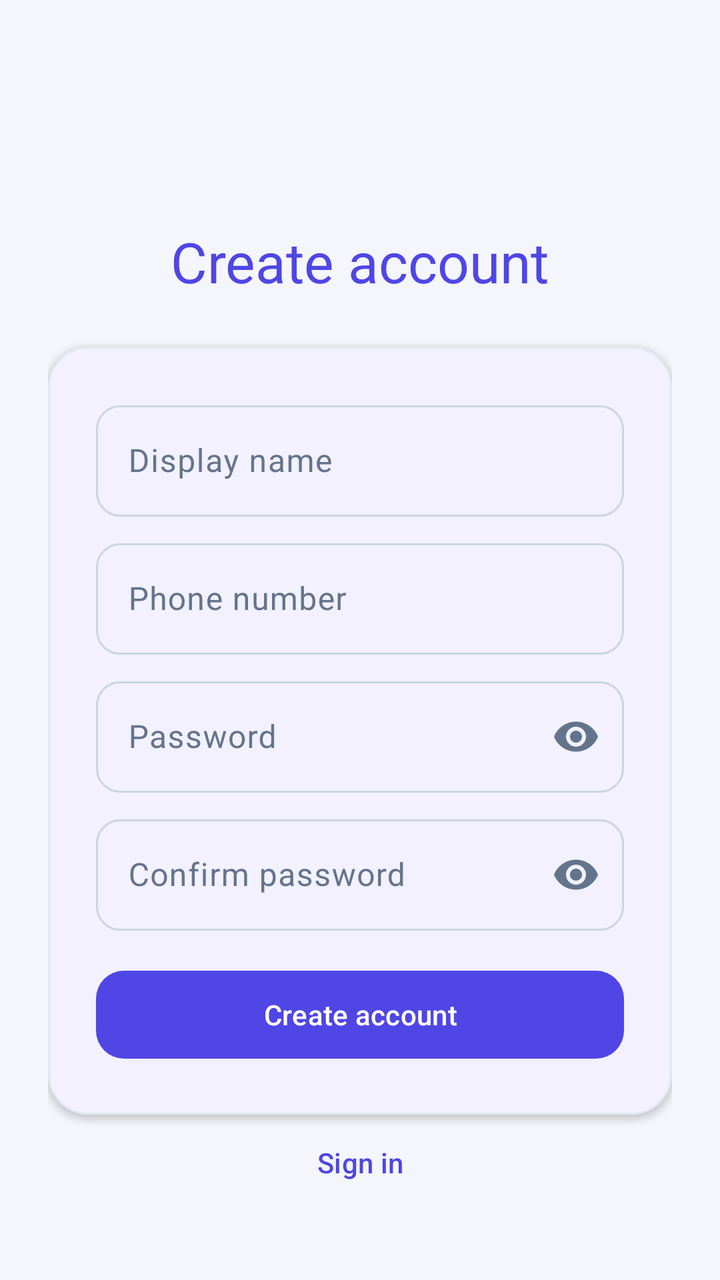
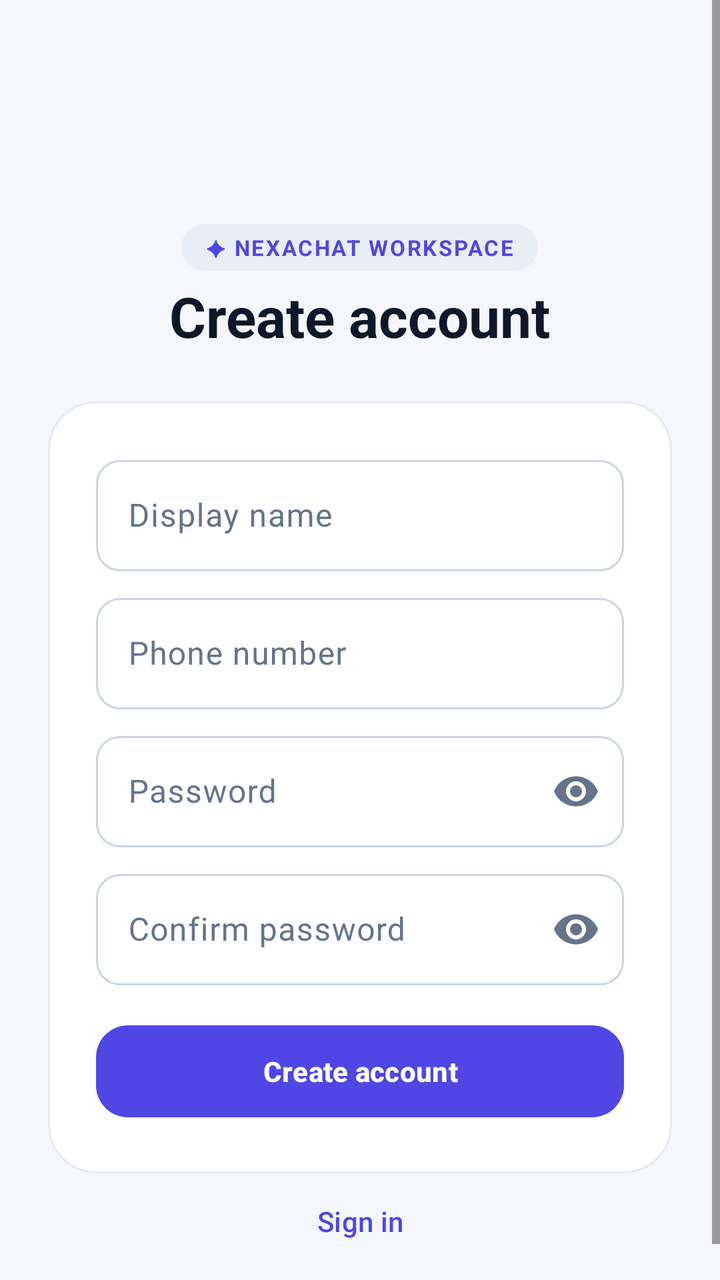

The first picture is an Android layout as it rendered before a commit; the second is the same layout after the commit. The layout source and the unified diff follow.
<!-- AndroidManifest.xml: application theme Theme.NexaChat -->
<!-- res/layout/fragment_register.xml -->
<?xml version="1.0" encoding="utf-8"?>
<FrameLayout xmlns:android="http://schemas.android.com/apk/res/android"
    xmlns:app="http://schemas.android.com/apk/res-auto"
    android:layout_width="match_parent"
    android:layout_height="match_parent"
    android:background="?android:attr/colorBackground">
    <ScrollView
        android:layout_width="match_parent"
        android:layout_height="match_parent"
        android:fillViewport="true">
        <LinearLayout
            android:layout_width="match_parent"
            android:layout_height="wrap_content"
            android:gravity="center_horizontal"
            android:orientation="vertical"
            android:padding="@dimen/space_lg">
            <LinearLayout
                android:id="@+id/registerColumn"
                android:layout_width="match_parent"
                android:layout_height="wrap_content"
                android:maxWidth="@dimen/auth_form_max_width"
                android:orientation="vertical">
                <ImageView
                    android:layout_width="72dp"
                    android:layout_height="72dp"
                    android:layout_gravity="center_horizontal"
                    android:contentDescription="@string/app_name"
                    android:src="@mipmap/ic_launcher_round" />
                <TextView
                    android:layout_width="wrap_content"
                    android:layout_height="wrap_content"
                    android:layout_gravity="center_horizontal"
                    android:layout_marginTop="@dimen/space_md"
                    android:text="@string/action_create_account"
                    android:textAppearance="?attr/textAppearanceHeadlineMedium"
                    android:textColor="?attr/colorPrimary" />
                <com.google.android.material.card.MaterialCardView
                    android:layout_width="match_parent"
                    android:layout_height="wrap_content"
                    android:layout_marginTop="@dimen/space_lg"
                    app:cardBackgroundColor="?attr/colorSurface"
                    app:cardCornerRadius="20dp"
                    app:cardElevation="2dp"
                    app:contentPadding="24dp"
                    app:strokeColor="?attr/colorOutlineVariant"
                    app:strokeWidth="1dp">

                    <LinearLayout
                        android:layout_width="match_parent"
                        android:layout_height="wrap_content"
                        android:orientation="vertical">

                        <com.google.android.material.textfield.TextInputLayout
                            android:id="@+id/nameLayout"
                            android:layout_width="match_parent"
                            android:layout_height="wrap_content"
                            android:hint="@string/auth_display_name_label"
                            app:boxCornerRadiusBottomEnd="12dp"
                            app:boxCornerRadiusBottomStart="12dp"
                            app:boxCornerRadiusTopEnd="12dp"
                            app:boxCornerRadiusTopStart="12dp">
                            <com.google.android.material.textfield.TextInputEditText
                                android:id="@+id/nameInput"
                                android:layout_width="match_parent"
                                android:layout_height="wrap_content"
                                android:inputType="textPersonName" />
                        </com.google.android.material.textfield.TextInputLayout>
                        <com.google.android.material.textfield.TextInputLayout
                            android:id="@+id/phoneLayout"
                            android:layout_width="match_parent"
                            android:layout_height="wrap_content"
                            android:layout_marginTop="@dimen/space_sm"
                            android:hint="@string/auth_phone_label"
                            app:boxCornerRadiusBottomEnd="12dp"
                            app:boxCornerRadiusBottomStart="12dp"
                            app:boxCornerRadiusTopEnd="12dp"
                            app:boxCornerRadiusTopStart="12dp">
                            <com.google.android.material.textfield.TextInputEditText
                                android:id="@+id/phoneInput"
                                android:layout_width="match_parent"
                                android:layout_height="wrap_content"
                                android:inputType="phone" />
                        </com.google.android.material.textfield.TextInputLayout>
                        <com.google.android.material.textfield.TextInputLayout
                            android:id="@+id/passwordLayout"
                            android:layout_width="match_parent"
                            android:layout_height="wrap_content"
                            android:layout_marginTop="@dimen/space_sm"
                            android:hint="@string/auth_password_label"
                            app:boxCornerRadiusBottomEnd="12dp"
                            app:boxCornerRadiusBottomStart="12dp"
                            app:boxCornerRadiusTopEnd="12dp"
                            app:boxCornerRadiusTopStart="12dp"
                            app:endIconContentDescription="@string/cd_password_visibility"
                            app:endIconDrawable="@drawable/ic_visibility"
                            app:endIconMode="password_toggle">
                            <com.google.android.material.textfield.TextInputEditText
                                android:id="@+id/passwordInput"
                                android:layout_width="match_parent"
                                android:layout_height="wrap_content"
                                android:inputType="textPassword" />
                        </com.google.android.material.textfield.TextInputLayout>
                        <com.google.android.material.textfield.TextInputLayout
                            android:id="@+id/confirmPasswordLayout"
                            android:layout_width="match_parent"
                            android:layout_height="wrap_content"
                            android:layout_marginTop="@dimen/space_sm"
                            android:hint="@string/auth_confirm_password_label"
                            app:boxCornerRadiusBottomEnd="12dp"
                            app:boxCornerRadiusBottomStart="12dp"
                            app:boxCornerRadiusTopEnd="12dp"
                            app:boxCornerRadiusTopStart="12dp"
                            app:endIconContentDescription="@string/cd_password_visibility"
                            app:endIconDrawable="@drawable/ic_visibility"
                            app:endIconMode="password_toggle">
                            <com.google.android.material.textfield.TextInputEditText
                                android:id="@+id/confirmPasswordInput"
                                android:layout_width="match_parent"
                                android:layout_height="wrap_content"
                                android:inputType="textPassword" />
                        </com.google.android.material.textfield.TextInputLayout>
                        <TextView
                            android:id="@+id/errorBanner"
                            android:layout_width="match_parent"
                            android:layout_height="wrap_content"
                            android:layout_marginTop="@dimen/space_sm"
                            android:background="?attr/colorErrorContainer"
                            android:padding="@dimen/space_sm"
                            android:textColor="?attr/colorOnErrorContainer"
                            android:visibility="gone" />
                        <com.google.android.material.button.MaterialButton
                            android:id="@+id/registerButton"
                            android:layout_width="match_parent"
                            android:layout_height="wrap_content"
                            android:layout_marginTop="@dimen/space_md"
                            android:minHeight="52dp"
                            android:text="@string/action_create_account"
                            app:cornerRadius="14dp" />
                    </LinearLayout>
                </com.google.android.material.card.MaterialCardView>
                <com.google.android.material.button.MaterialButton
                    android:id="@+id/secondaryAction"
                    style="@style/Widget.Material3.Button.TextButton"
                    android:layout_width="match_parent"
                    android:layout_height="wrap_content"
                    android:minHeight="@dimen/min_touch_target"
                    android:text="@string/action_sign_in" />
            </LinearLayout>
        </LinearLayout>
    </ScrollView>

    <com.nexachat.core.ui.components.LoadingStateView
        android:id="@+id/loadingState"
        android:layout_width="match_parent"
        android:layout_height="match_parent"
        android:visibility="gone" />

    <com.nexachat.core.ui.components.ErrorStateView
        android:id="@+id/errorState"
        android:layout_width="match_parent"
        android:layout_height="match_parent"
        android:visibility="gone" />

    <com.nexachat.core.ui.components.EmptyStateView
        android:id="@+id/emptyState"
        android:layout_width="match_parent"
        android:layout_height="match_parent"
        android:visibility="gone" />

</FrameLayout>
<!-- resources referenced by this layout -->
<resources>
  <dimen name="auth_form_max_width">440dp</dimen>
  <dimen name="min_touch_target">48dp</dimen>
  <dimen name="space_lg">24dp</dimen>
  <dimen name="space_md">16dp</dimen>
  <dimen name="space_sm">8dp</dimen>
  <string name="action_create_account">Create account</string>
  <string name="action_sign_in">Sign in</string>
  <string name="app_name">NexaChat</string>
  <string name="auth_confirm_password_label">Confirm password</string>
  <string name="auth_display_name_label">Display name</string>
  <string name="auth_password_label">Password</string>
  <string name="auth_phone_label">Phone number</string>
  <string name="cd_password_visibility">Toggle password visibility</string>
  <style name="Theme.NexaChat" parent="Theme.NexaChat.Views" />
  <color name="colorPrimary">@color/brand_indigo</color>
  <color name="colorOnPrimary">#FFFFFFFF</color>
  <color name="colorPrimaryContainer">@color/brand_indigo_container</color>
  <color name="colorOnPrimaryContainer">@color/brand_on_indigo_container</color>
  <color name="colorSecondary">@color/slate_secondary</color>
  <color name="colorOnSecondary">#FFFFFFFF</color>
  <color name="colorSecondaryContainer">@color/slate_secondary_container</color>
  <color name="colorOnSecondaryContainer">@color/slate_on_secondary_container</color>
  <color name="colorTertiary">@color/tertiary_sky</color>
  <color name="colorOnTertiary">#FFFFFFFF</color>
  <color name="colorTertiaryContainer">@color/tertiary_sky_container</color>
  <color name="colorOnTertiaryContainer">@color/tertiary_on_sky_container</color>
  <color name="colorError">@color/error_red</color>
  <color name="colorOnError">#FFFFFFFF</color>
  <color name="colorErrorContainer">@color/error_container_light</color>
  <color name="colorOnErrorContainer">@color/on_error_container_light</color>
  <color name="colorBackground">@color/background_light</color>
  <color name="colorOnBackground">@color/text_primary_light</color>
  <color name="colorSurface">@color/surface_light</color>
  <color name="colorOnSurface">@color/text_primary_light</color>
  <color name="colorSurfaceVariant">@color/surface_variant_light</color>
  <color name="surface_container_low_light">#FFFFFFFF</color>
  <color name="surface_container_light">#FFF1F5F9</color>
  <color name="surface_container_high_light">#FFE8EEF5</color>
  <color name="colorOnSurfaceVariant">@color/text_secondary_light</color>
  <color name="colorOutline">@color/slate_border</color>
  <color name="colorOutlineVariant">@color/slate_divider</color>
  <color name="brand_indigo">#FF4F46E5</color>
  <color name="brand_indigo_container">#FFE0E7FF</color>
  <color name="brand_on_indigo_container">#FF1E1B4B</color>
  <color name="slate_secondary">#FF505F76</color>
  <color name="slate_secondary_container">#FFD0E1FB</color>
  <color name="slate_on_secondary_container">#FF1D283A</color>
  <color name="tertiary_sky">#FF0EA5E9</color>
  <color name="tertiary_sky_container">#FFBAE6FD</color>
  <color name="tertiary_on_sky_container">#FF0369A1</color>
  <color name="error_red">#FFBA1A1A</color>
  <color name="error_container_light">#FFFFDAD6</color>
  <color name="on_error_container_light">#FF93000A</color>
  <color name="background_light">#FFF4F6FB</color>
  <color name="text_primary_light">#FF0F172A</color>
  <color name="surface_light">#FFFFFFFF</color>
  <color name="surface_variant_light">#FFE8EEF5</color>
  <color name="text_secondary_light">#FF64748B</color>
  <color name="slate_border">#FFCBD5E1</color>
  <color name="slate_divider">#FFE2E8F0</color>
  <dimen name="corner_sm">8dp</dimen>
  <dimen name="corner_md">12dp</dimen>
  <dimen name="corner_lg">16dp</dimen>
  <!-- unchanged entries left out for length: 22 -->
</resources>

<!-- the commit's change to res/layout/fragment_register.xml (unified diff, before → after) -->
@@ -4,43 +4,67 @@
     android:layout_width="match_parent"
     android:layout_height="match_parent"
     android:background="?android:attr/colorBackground">
+
     <ScrollView
         android:layout_width="match_parent"
         android:layout_height="match_parent"
         android:fillViewport="true">
+
         <LinearLayout
             android:layout_width="match_parent"
             android:layout_height="wrap_content"
             android:gravity="center_horizontal"
             android:orientation="vertical"
             android:padding="@dimen/space_lg">
+
             <LinearLayout
                 android:id="@+id/registerColumn"
                 android:layout_width="match_parent"
                 android:layout_height="wrap_content"
                 android:maxWidth="@dimen/auth_form_max_width"
+                android:gravity="center_horizontal"
                 android:orientation="vertical">
+
                 <ImageView
+                    android:id="@+id/authLogo"
                     android:layout_width="72dp"
                     android:layout_height="72dp"
                     android:layout_gravity="center_horizontal"
                     android:contentDescription="@string/app_name"
                     android:src="@mipmap/ic_launcher_round" />
+
                 <TextView
                     android:layout_width="wrap_content"
                     android:layout_height="wrap_content"
                     android:layout_gravity="center_horizontal"
                     android:layout_marginTop="@dimen/space_md"
+                    android:background="@drawable/bg_date_separator"
+                    android:letterSpacing="0.08"
+                    android:paddingHorizontal="12dp"
+                    android:paddingVertical="4dp"
+                    android:text="✦ NEXACHAT WORKSPACE"
+                    android:textColor="?attr/colorPrimary"
+                    android:textSize="11sp"
+                    android:textStyle="bold" />
+
+                <TextView
+                    android:id="@+id/authTitle"
+                    android:layout_width="wrap_content"
+                    android:layout_height="wrap_content"
+                    android:layout_gravity="center_horizontal"
+                    android:layout_marginTop="@dimen/space_xs"
                     android:text="@string/action_create_account"
                     android:textAppearance="?attr/textAppearanceHeadlineMedium"
-                    android:textColor="?attr/colorPrimary" />
+                    android:textColor="?attr/colorOnSurface"
+                    android:textStyle="bold" />
+
                 <com.google.android.material.card.MaterialCardView
                     android:layout_width="match_parent"
                     android:layout_height="wrap_content"
                     android:layout_marginTop="@dimen/space_lg"
                     app:cardBackgroundColor="?attr/colorSurface"
-                    app:cardCornerRadius="20dp"
-                    app:cardElevation="2dp"
+                    app:cardCornerRadius="24dp"
+                    app:cardElevation="0dp"
                     app:contentPadding="24dp"
                     app:strokeColor="?attr/colorOutlineVariant"
                     app:strokeWidth="1dp">
@@ -59,12 +83,14 @@
                             app:boxCornerRadiusBottomStart="12dp"
                             app:boxCornerRadiusTopEnd="12dp"
                             app:boxCornerRadiusTopStart="12dp">
+
                             <com.google.android.material.textfield.TextInputEditText
                                 android:id="@+id/nameInput"
                                 android:layout_width="match_parent"
                                 android:layout_height="wrap_content"
                                 android:inputType="textPersonName" />
                         </com.google.android.material.textfield.TextInputLayout>
+
                         <com.google.android.material.textfield.TextInputLayout
                             android:id="@+id/phoneLayout"
                             android:layout_width="match_parent"
@@ -75,12 +101,14 @@
                             app:boxCornerRadiusBottomStart="12dp"
                             app:boxCornerRadiusTopEnd="12dp"
                             app:boxCornerRadiusTopStart="12dp">
+
                             <com.google.android.material.textfield.TextInputEditText
                                 android:id="@+id/phoneInput"
                                 android:layout_width="match_parent"
                                 android:layout_height="wrap_content"
                                 android:inputType="phone" />
                         </com.google.android.material.textfield.TextInputLayout>
+
                         <com.google.android.material.textfield.TextInputLayout
                             android:id="@+id/passwordLayout"
                             android:layout_width="match_parent"
@@ -94,12 +122,14 @@
                             app:endIconContentDescription="@string/cd_password_visibility"
                             app:endIconDrawable="@drawable/ic_visibility"
                             app:endIconMode="password_toggle">
+
                             <com.google.android.material.textfield.TextInputEditText
                                 android:id="@+id/passwordInput"
                                 android:layout_width="match_parent"
                                 android:layout_height="wrap_content"
                                 android:inputType="textPassword" />
                         </com.google.android.material.textfield.TextInputLayout>
+
                         <com.google.android.material.textfield.TextInputLayout
                             android:id="@+id/confirmPasswordLayout"
                             android:layout_width="match_parent"
@@ -113,12 +143,14 @@
                             app:endIconContentDescription="@string/cd_password_visibility"
                             app:endIconDrawable="@drawable/ic_visibility"
                             app:endIconMode="password_toggle">
+
                             <com.google.android.material.textfield.TextInputEditText
                                 android:id="@+id/confirmPasswordInput"
                                 android:layout_width="match_parent"
                                 android:layout_height="wrap_content"
                                 android:inputType="textPassword" />
                         </com.google.android.material.textfield.TextInputLayout>
+
                         <TextView
                             android:id="@+id/errorBanner"
                             android:layout_width="match_parent"
@@ -128,16 +160,19 @@
                             android:padding="@dimen/space_sm"
                             android:textColor="?attr/colorOnErrorContainer"
                             android:visibility="gone" />
+
                         <com.google.android.material.button.MaterialButton
                             android:id="@+id/registerButton"
                             android:layout_width="match_parent"
                             android:layout_height="wrap_content"
                             android:layout_marginTop="@dimen/space_md"
-                            android:minHeight="52dp"
+                            android:minHeight="54dp"
                             android:text="@string/action_create_account"
-                            app:cornerRadius="14dp" />
+                            android:textStyle="bold"
+                            app:cornerRadius="16dp" />
                     </LinearLayout>
                 </com.google.android.material.card.MaterialCardView>
+
                 <com.google.android.material.button.MaterialButton
                     android:id="@+id/secondaryAction"
                     style="@style/Widget.Material3.Button.TextButton"
<!-- resource entries referenced after the edit -->
@@ -5,6 +5,14 @@
   <dimen name="space_lg">24dp</dimen>
   <dimen name="space_md">16dp</dimen>
   <dimen name="space_sm">8dp</dimen>
+  <dimen name="space_xs">4dp</dimen>
+  <!-- drawable bg_date_separator (drawable) -->
+  <?xml version="1.0" encoding="utf-8"?>
+  <shape xmlns:android="http://schemas.android.com/apk/res/android"
+      android:shape="rectangle">
+      <corners android:radius="999dp" />
+      <solid android:color="?attr/colorSurfaceContainerHigh" />
+  </shape>
   <string name="action_create_account">Create account</string>
   <string name="action_sign_in">Sign in</string>
   <string name="app_name">NexaChat</string>
